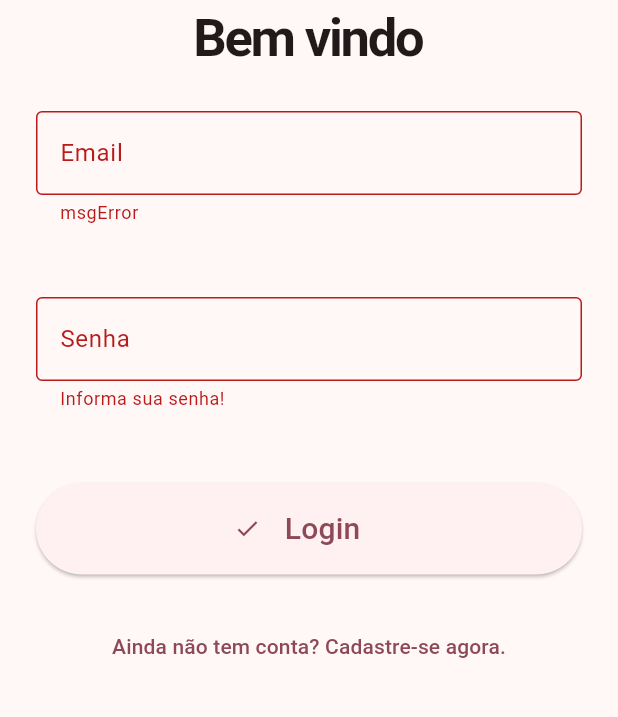
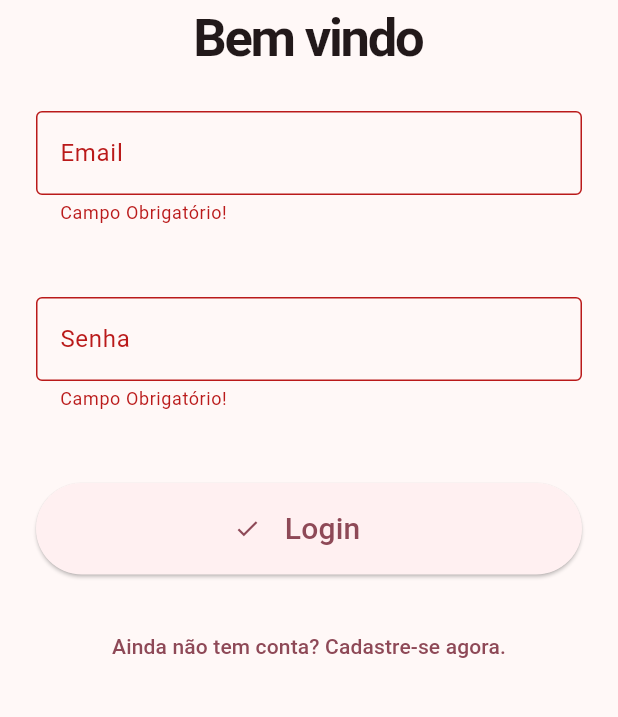
Before and after one commit to brunocaavalcante/SaahBiju, a Flutter app: the screen it shows after launch, after a tap on "Login", on a phone screen of 412 x 824 dp, the part 375-1092 px from its top. Run offline on Flutter 3.47's test engine with Material 2 defaults, Android fonts, the phone set to English and light mode, and no system bars; our stand-ins replace cloud_firestore, firebase_auth, firebase_core, mask_text_input_formatter; accounts and stored records are empty.

Commit message:
#4 Login automatico do Usuario caso o mesmo já tenha logado

```diff
--- a/app/lib/core/date_ultils.dart
+++ b/app/lib/core/date_ultils.dart
@@ -1,3 +1,4 @@
+// ignore: depend_on_referenced_packages
 import 'package:intl/intl.dart';
 
 class DateUltils {
--- /dev/null
+++ b/app/lib/core/widgets/auth_check.dart
@@ -0,0 +1,43 @@
+import 'package:flutter/material.dart';
+import 'package:provider/provider.dart';
+
+import '../../main.dart';
+import '../../pages/usuario/login_page.dart';
+import '../../services/usuario_service.dart';
+
+class AuthCheck extends StatefulWidget {
+  const AuthCheck({Key? key}) : super(key: key);
+
+  @override
+  _AuthCheckState createState() => _AuthCheckState();
+}
+
+class _AuthCheckState extends State<AuthCheck> {
+  @override
+  void initState() {
+    super.initState();
+  }
+
+  @override
+  Widget build(BuildContext context) {
+    UserService auth = Provider.of<UserService>(context);
+
+    if (auth.isLoading) {
+      return loading();
+    } else if (auth.usuario == null) {
+      return const LoginPage();
+    } else {
+      return const MyHomePage(
+        title: "Home",
+      );
+    }
+  }
+
+  loading() {
+    return const Scaffold(
+      body: Center(
+        child: CircularProgressIndicator(),
+      ),
+    );
+  }
+}
--- a/app/lib/main.dart
+++ b/app/lib/main.dart
@@ -1,12 +1,17 @@
+import 'package:app/core/widgets/auth_check.dart';
 import 'package:app/pages/usuario/login_page.dart';
+import 'package:app/services/usuario_service.dart';
 import 'package:app/theme/preferencia_tema.dart';
 import 'package:firebase_core/firebase_core.dart';
 import 'package:flutter/material.dart';
+import 'package:provider/provider.dart';
 
 void main() async {
   WidgetsFlutterBinding.ensureInitialized();
   await Firebase.initializeApp();
-  runApp(const App());
+  runApp(MultiProvider(providers: [
+    ChangeNotifierProvider(create: (context) => UserService()),
+  ], child: const App()));
 }
 
 class App extends StatefulWidget {
@@ -47,7 +52,7 @@ class _AppState extends State<App> with WidgetsBindingObserver {
           colorSchemeSeed: Colors.pink,
           brightness: tema,
         ),
-        home: const LoginPage(),
+        home: const AuthCheck(),
       ),
     );
   }
--- a/app/lib/pages/usuario/login_page.dart
+++ b/app/lib/pages/usuario/login_page.dart
@@ -1,5 +1,9 @@
 import 'package:app/pages/usuario/cadastro_user_page.dart';
 import 'package:flutter/material.dart';
+import 'package:provider/provider.dart';
+
+import '../../models/custom_exception.dart';
+import '../../services/usuario_service.dart';
 
 class LoginPage extends StatefulWidget {
   const LoginPage({Key? key}) : super(key: key);
@@ -16,14 +20,14 @@ class _LoginPageState extends State<LoginPage> {
   bool loading = false;
 
   login() async {
-    /*setState(() => loading = true);
+    setState(() => loading = true);
     try {
       await context.read<UserService>().login(email.text, senha.text);
     } on CustomException catch (e) {
       setState(() => loading = false);
       ScaffoldMessenger.of(context)
           .showSnackBar(SnackBar(content: Text(e.message)));
-    }*/
+    }
   }
 
   @override
@@ -51,9 +55,9 @@ class _LoginPageState extends State<LoginPage> {
                   ),
                 ),
                 returnInput(email, false, 'Email', TextInputType.emailAddress,
-                    'msgError'),
+                    'Campo Obrigatório!'),
                 returnInput(senha, true, 'Senha', TextInputType.number,
-                    'Informa sua senha!'),
+                    'Campo Obrigatório!'),
                 Padding(
                   padding: const EdgeInsets.all(24.0),
                   child: ElevatedButton(
--- a/app/pubspec.yaml
+++ b/app/pubspec.yaml
@@ -42,6 +42,7 @@ dependencies:
   mask_text_input_formatter: ^2.4.0
   cloud_firestore: ^3.5.1
   firebase_core: ^1.24.0
+  provider: ^6.0.4
 
 flutter_native_splash:
   color: "#FFFFFF"
```
Also changed, not shown: app/lib/pages/usuario/cadastro_user_page.dart (+13 -11 lines), app/pubspec.lock.
